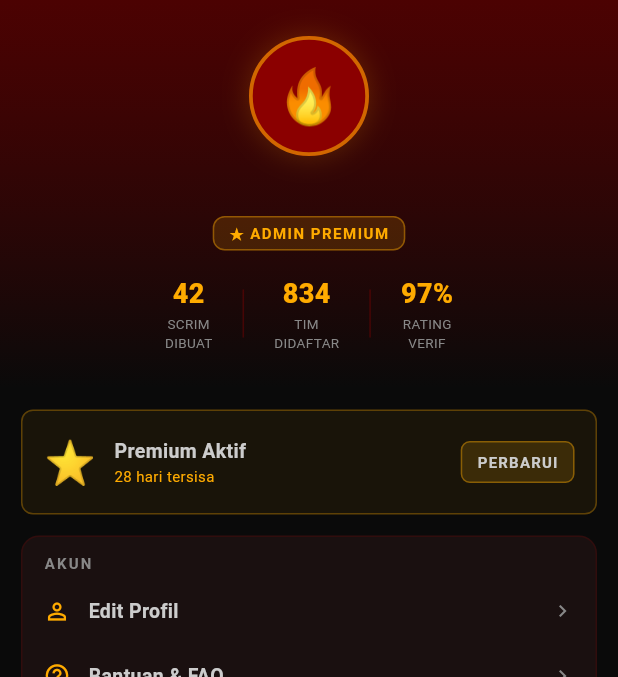
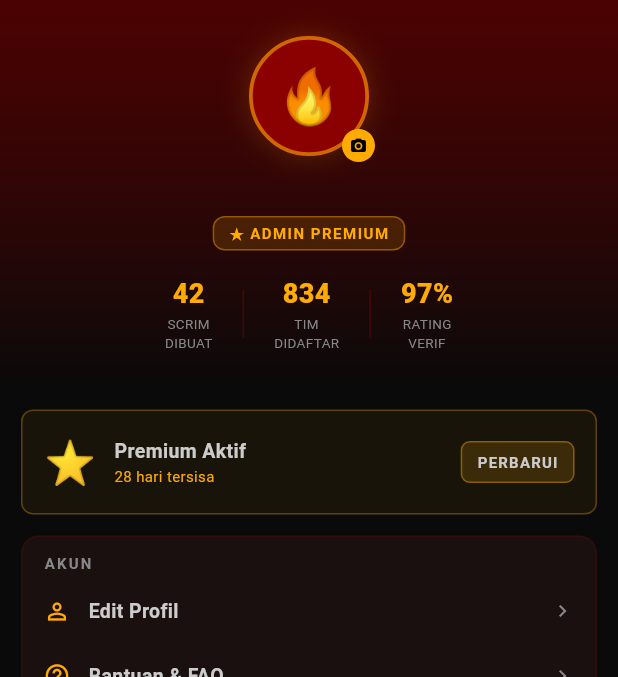
Before and after one commit to yosima050/booyahhub, a Flutter app: the AdminProfileScreen screen opened directly, on a phone screen of 412 x 824 dp, the part 84-761 px from its top. Run offline on Flutter 3.47's test engine with Material 3 defaults, Android fonts, the phone set to English and light mode, and no system bars; our stand-ins replace file_picker, supabase_flutter; accounts and stored records are empty; Roboto replaces fonts that are missing (Orbitron, Rajdhani).

Commit message:
feat: implement admin and user profile screens with Supabase storage integration

```diff
--- a/lib/features/profile/admin_profile_screen.dart
+++ b/lib/features/profile/admin_profile_screen.dart
@@ -1,11 +1,113 @@
 import 'package:flutter/material.dart';
+import 'package:file_picker/file_picker.dart';
+import 'package:supabase_flutter/supabase_flutter.dart';
 import '../../core/theme.dart';
 import '../../core/routes.dart';
 import '../../core/auth_service.dart';
 import '../../shared/models/models.dart';
+import '../../services/supabase_service.dart' show UserService;
 
-class AdminProfileScreen extends StatelessWidget {
+class AdminProfileScreen extends StatefulWidget {
   const AdminProfileScreen({super.key});
+
+  @override
+  State<AdminProfileScreen> createState() => _AdminProfileScreenState();
+}
+
+class _AdminProfileScreenState extends State<AdminProfileScreen> {
+  Map<String, dynamic>? _userData;
+  bool _loading = true;
+  bool _uploadingPhoto = false;
+
+  @override
+  void initState() {
+    super.initState();
+    _loadUserData();
+  }
+
+  Future<void> _loadUserData() async {
+    try {
+      final user = Supabase.instance.client.auth.currentUser;
+      if (user != null) {
+        final userData = await UserService.getUserProfile(user.id);
+        setState(() {
+          _userData = userData;
+        });
+      }
+    } catch (e) {
+      debugPrint('Error loading admin profile: $e');
+    } finally {
+      setState(() => _loading = false);
+    }
+  }
+
+  String? _getAvatarUrl() {
+    final fromProfile = _userData?['avatar_url'] as String?;
+    if (fromProfile != null && fromProfile.isNotEmpty) return fromProfile;
+
+    final user = Supabase.instance.client.auth.currentUser;
+    return user?.userMetadata?['avatar_url'] as String? ??
+        user?.userMetadata?['picture'] as String?;
+  }
+
+  Future<void> _pickAndUploadPhoto() async {
+    final result = await FilePicker.platform.pickFiles(
+      type: FileType.image,
+      withData: true,
+    );
+
+    if (result == null || result.files.isEmpty) return;
+    final file = result.files.first;
+    if (file.bytes == null) return;
+
+    setState(() => _uploadingPhoto = true);
+    try {
+      final user = Supabase.instance.client.auth.currentUser;
+      if (user == null) return;
+
+      final ext = (file.extension ?? 'jpg').toLowerCase();
+      final filePath = 'avatars/${user.id}.$ext';
+
+      // Upload ke Supabase Storage bucket "avatars"
+      await Supabase.instance.client.storage
+          .from('avatars')
+          .uploadBinary(
+            filePath,
+            file.bytes!,
+            fileOptions: FileOptions(contentType: 'image/$ext', upsert: true),
+          );
+
+      // Ambil public URL
+      final publicUrl = Supabase.instance.client.storage
+          .from('avatars')
+          .getPublicUrl(filePath);
+
+      // Simpan ke tabel users berdasarkan uuid
+      await Supabase.instance.client
+          .from('users')
+          .update({'avatar_url': publicUrl})
+          .eq('uuid', user.id);
+
+      setState(() {
+        _userData = {...?_userData, 'avatar_url': publicUrl};
+      });
+
+      if (mounted) {
+        ScaffoldMessenger.of(context).showSnackBar(
+          const SnackBar(content: Text('Foto profil admin berhasil diperbarui!')),
+        );
+      }
+    } catch (e) {
+      debugPrint('Upload photo error: $e');
+      if (mounted) {
+        ScaffoldMessenger.of(
+          context,
+        ).showSnackBar(SnackBar(content: Text('Gagal upload foto: $e')));
+      }
+    } finally {
+      setState(() => _uploadingPhoto = false);
+    }
+  }
 
   void _logout(BuildContext ctx) => showDialog(
     context: ctx,
@@ -40,7 +142,9 @@ class AdminProfileScreen extends StatelessWidget {
           labelStyle: const TextStyle(color: BooyahTheme.yellow, fontWeight: FontWeight.w700),
         ), const SizedBox(width: 8)],
       ),
-      body: SingleChildScrollView(
+      body: _loading
+          ? const Center(child: CircularProgressIndicator(color: BooyahTheme.yellow))
+          : SingleChildScrollView(
               child: Column(children: [
                 Container(
                   width: double.infinity, padding: const EdgeInsets.fromLTRB(16, 24, 16, 24),
@@ -50,16 +154,7 @@ class AdminProfileScreen extends StatelessWidget {
                       begin: Alignment.topCenter, end: Alignment.bottomCenter),
                   ),
                   child: Column(children: [
-              Container(
-                width: 80, height: 80,
-                decoration: BoxDecoration(
-                  shape: BoxShape.circle,
-                  color: BooyahTheme.maroon,
-                  border: Border.all(color: BooyahTheme.yellow.withValues(alpha: 0.6), width: 2.5),
-                  boxShadow: [BoxShadow(color: BooyahTheme.yellow.withValues(alpha: 0.2), blurRadius: 16)],
-                ),
-                child: const Center(child: Text('🔥', style: TextStyle(fontSize: 36))),
-              ),
+                    _buildAvatar(),
                     const SizedBox(height: 10),
                     Text(auth.name, style: const TextStyle(
                       fontFamily: 'Orbitron', fontSize: 18, fontWeight: FontWeight.w900, letterSpacing: 1)),
@@ -120,11 +215,8 @@ class AdminProfileScreen extends StatelessWidget {
                       (Icons.help_outline, 'Bantuan & FAQ', null),
                     ], ctx),
                     const SizedBox(height: 8),
-// 🟢 PERBAIKAN: Gunakan rute resmi Shell Home Peserta agar menu bawah tidak hilang!
                     GestureDetector(
                       onTap: () {
-                  // Menggunakan pushNamedAndRemoveUntil agar tumpukan halaman Admin dibersihkan,
-                  // dan user mendarat segar di Beranda Utama Peserta lengkap dengan Bottom Navigation Bar.
                         Navigator.pushNamedAndRemoveUntil(
                           ctx,
                           AppRoutes.homeForRole(UserRole.peserta),
@@ -170,6 +262,73 @@ class AdminProfileScreen extends StatelessWidget {
     );
   }
 
+  Widget _buildAvatar() {
+    final avatarUrl = _getAvatarUrl();
+
+    return GestureDetector(
+      onTap: _uploadingPhoto ? null : _pickAndUploadPhoto,
+      child: Stack(
+        clipBehavior: Clip.none,
+        children: [
+          Container(
+            width: 80,
+            height: 80,
+            decoration: BoxDecoration(
+              shape: BoxShape.circle,
+              color: BooyahTheme.maroon,
+              border: Border.all(
+                color: BooyahTheme.yellow.withValues(alpha: 0.6),
+                width: 2.5,
+              ),
+              boxShadow: [
+                BoxShadow(
+                  color: BooyahTheme.yellow.withValues(alpha: 0.2),
+                  blurRadius: 16,
+                ),
+              ],
+            ),
+            child: ClipOval(
+              child: _uploadingPhoto
+                  ? Container(
+                      color: Colors.black54,
+                      child: const Center(
+                        child: CircularProgressIndicator(
+                          color: BooyahTheme.yellow,
+                          strokeWidth: 2.5,
+                        ),
+                      ),
+                    )
+                  : avatarUrl != null && avatarUrl.isNotEmpty
+                      ? Image.network(
+                          avatarUrl,
+                          fit: BoxFit.cover,
+                          errorBuilder: (context, error, stackTrace) =>
+                              const Center(child: Text('🔥', style: TextStyle(fontSize: 36))),
+                        )
+                      : const Center(child: Text('🔥', style: TextStyle(fontSize: 36))),
+            ),
+          ),
+          Positioned(
+            right: -4,
+            bottom: -4,
+            child: Container(
+              padding: const EdgeInsets.all(5),
+              decoration: const BoxDecoration(
+                color: BooyahTheme.yellow,
+                shape: BoxShape.circle,
+              ),
+              child: const Icon(
+                Icons.camera_alt,
+                size: 12,
+                color: Colors.black,
+              ),
+            ),
+          ),
+        ],
+      ),
+    );
+  }
+
   Widget _stat(String v, String l) => Padding(
     padding: const EdgeInsets.symmetric(horizontal: 20),
     child: Column(children: [
--- a/lib/features/profile/profile_screen.dart
+++ b/lib/features/profile/profile_screen.dart
@@ -94,11 +94,11 @@ class _ProfileScreenState extends State<ProfileScreen> {
           .from('avatars')
           .getPublicUrl(filePath);
 
-      // Simpan ke tabel profiles
+      // Simpan ke tabel users berdasarkan uuid
       await Supabase.instance.client
           .from('users')
           .update({'avatar_url': publicUrl})
-          .eq('id', user.id);
+          .eq('uuid', user.id);
 
       setState(() {
         _userData = {...?_userData, 'avatar_url': publicUrl};
--- a/lib/services/supabase_service.dart
+++ b/lib/services/supabase_service.dart
@@ -906,7 +906,7 @@ class UserService {
   static Future<Map<String, dynamic>> getUserProfile(String userId) async {
     final res = await _db
         .from('users')
-        .select('id, name, email, phone, ff_id, team_name, username, role')
+        .select('id, name, email, phone, ff_id, team_name, username, role, avatar_url')
         .eq('uuid', userId) // 🟢 DIPERBAIKI: Menyaring berdasarkan string UUID, bukan BIGINT id
         .single();
     return Map<String, dynamic>.from(res);
```
Lines whose indentation alone changed are shown as unchanged.
